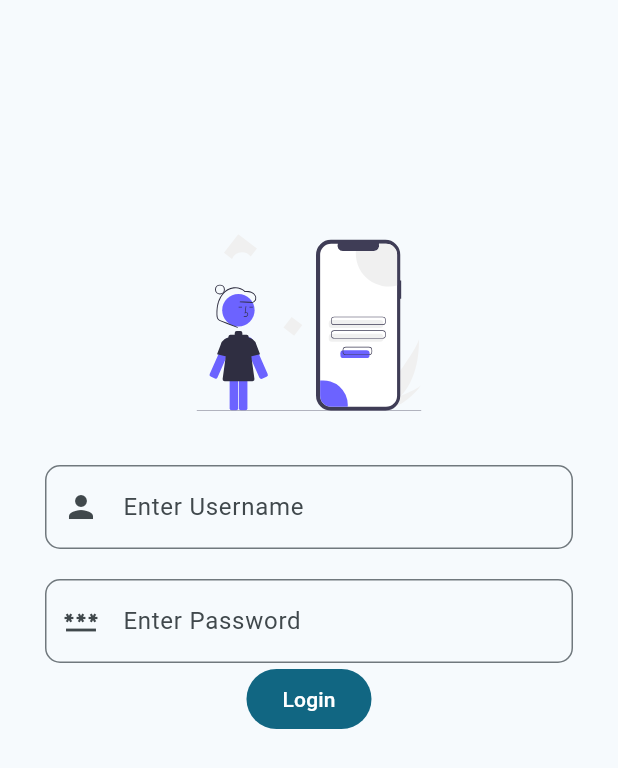
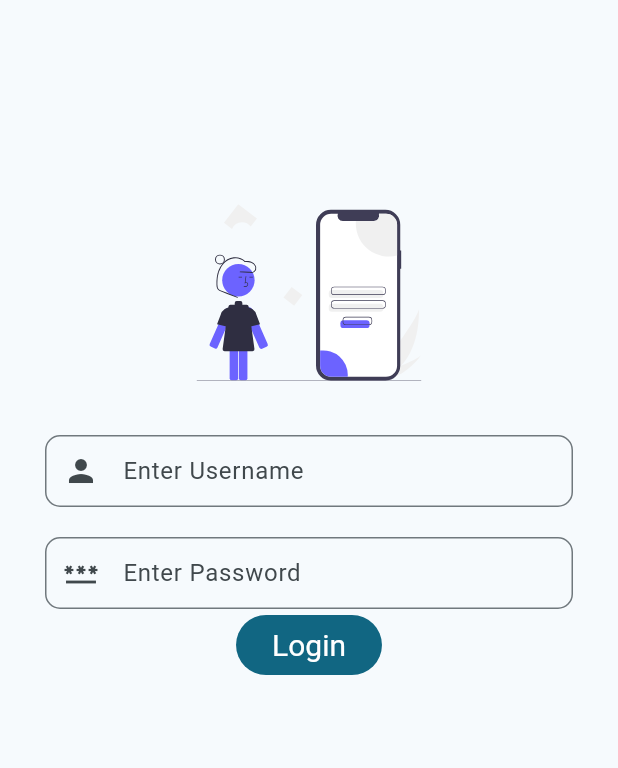
Before and after one commit to themohitkhandal/flutter_app, a Flutter app: the screen it shows after launch, on a phone screen of 412 x 824 dp. Shown: the top 768 px of the screen. Run offline on Flutter 3.47's test engine with Material 2 defaults, Android fonts, the phone set to English and light mode, and no system bars; our stand-ins replace flutter_svg; Roboto replaces fonts that are missing (PlayfairDisplay).

Commit message:
font finalised

```diff
--- a/lib/main.dart
+++ b/lib/main.dart
@@ -25,6 +25,7 @@ class MyApp extends StatelessWidget {
                 seedColor: Colors.blueGrey,
                 brightness: isDark ? Brightness.dark : Brightness.light),
             useMaterial3: true,
+            fontFamily: 'PlayfairDisplay'
           ),
           home: const LoginPage(),
         );
--- a/lib/pages/login_page.dart
+++ b/lib/pages/login_page.dart
@@ -33,27 +33,26 @@ class _LoginPageState extends State<LoginPage> {
       body: Padding(
         padding: const EdgeInsets.symmetric(horizontal: 30.0, vertical: 120.0),
         child: Column(
-          // mainAxisAlignment: MainAxisAlignment.spaceAround,
-          children: [
-            Padding(
-              padding: const EdgeInsets.symmetric(vertical: 20.0),
-              child: Column(
           children: [
             SvgPicture.asset(
-                    'images/login.svg',
+              'assets/images/login.svg',
               width: 150,
               height: 150,
             ),
-                ],
-              ),
+            const SizedBox(
+              height: 20,
             ),
             Column(
+              children: [
+                Column(
+                  mainAxisAlignment: MainAxisAlignment.end,
                   children: [
                     TextField(
                       controller: _userName,
                       keyboardType: TextInputType.name,
                       enableSuggestions: false,
                       decoration: const InputDecoration(
+                        contentPadding: EdgeInsets.all(2),
                         hintText: 'Enter Username',
                         prefixIcon: Icon(
                           Icons.person,
@@ -75,6 +74,7 @@ class _LoginPageState extends State<LoginPage> {
                       enableSuggestions: false,
                       autocorrect: false,
                       decoration: const InputDecoration(
+                        contentPadding: EdgeInsets.all(2),
                         hintText: 'Enter Password',
                         prefixIcon: Icon(
                           Icons.password,
@@ -83,8 +83,10 @@ class _LoginPageState extends State<LoginPage> {
                           borderRadius: BorderRadius.all(Radius.circular(10)),
                         ),
                         focusedBorder: OutlineInputBorder(
-                      borderSide:
-                          BorderSide(width: 2, color: Color(0xFF465B6A), ),
+                          borderSide: BorderSide(
+                            width: 2,
+                            color: Color(0xFF465B6A),
+                          ),
                           borderRadius: BorderRadius.all(Radius.circular(10)),
                         ),
                       ),
@@ -103,8 +105,12 @@ class _LoginPageState extends State<LoginPage> {
                         ));
                       }
                     },
-
-                child: const Text('Login'))
+                    style: ButtonStyle(
+                        textStyle: MaterialStateProperty.all(
+                            const TextStyle(fontSize: 20))),
+                    child: const Text('Login')),
+              ],
+            ),
           ],
         ),
       ),
```
Also changed, not shown: lib/pages/home_page.dart (+4 -4 lines), pubspec.yaml (+5 -6 lines), assets/fonts/Inter-VariableFont_slnt,wght.ttf (added), assets/images/PNG/DrawKit Vector Illustration Influencer & Content Creator Illustrations (3).png (renamed from images/PNG/DrawKit Vector Illustration Influencer & Content Creator Illustrations (3).png), assets/images/PNG/DrawKit Vector Illustration Influencer & Content Creator Illustrations (5).png (renamed from images/PNG/DrawKit Vector Illustration Influencer & Content Creator Illustrations (5).png), assets/images/PNG/DrawKit Vector Illustration Influencer & Content Creator Illustrations (6).png (renamed from images/PNG/DrawKit Vector Illustration Influencer & Content Creator Illustrations (6).png), assets/images/PNG/DrawKit Vector Illustration Influencer & Content Creator Illustrations (7).png (renamed from images/PNG/DrawKit Vector Illustration Influencer & Content Creator Illustrations (7).png), assets/images/PNG/DrawKit Vector Illustration Influencer & Content Creator Illustrations (8).png (added), assets/images/contentCreation.png (added), assets/images/focus.png (renamed from images/focus.png), assets/images/focus.svg (renamed from images/focus.svg), assets/images/influencer.png (added), assets/images/login.svg (renamed from images/login.svg), assets/images/photography.png (added), 2 more files, 6 other files. Lines whose indentation alone changed are shown as unchanged.
